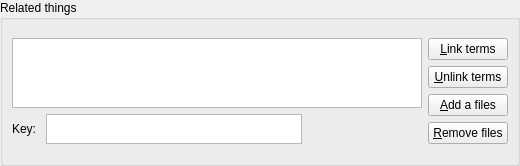
Before: the Qt Designer form src/widgets/qtdesigner/QTermLinks.ui in aparaatti/definator, drawn with Qt 5.
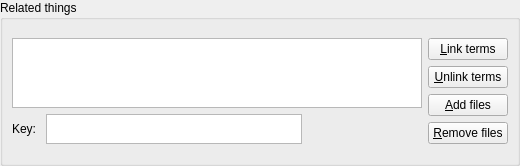
After: the same form once the commit is applied.

Diff of the .ui file:
```diff
--- a/src/widgets/qtdesigner/QTermLinks.ui
+++ b/src/widgets/qtdesigner/QTermLinks.ui
@@ -237,7 +237,7 @@
              </sizepolicy>
             </property>
             <property name="text">
-             <string>&amp;Add a files</string>
+             <string>&amp;Add files</string>
             </property>
            </widget>
           </item>
```
Left out of the diff: 3 changed lines with no effect on the pictures.
